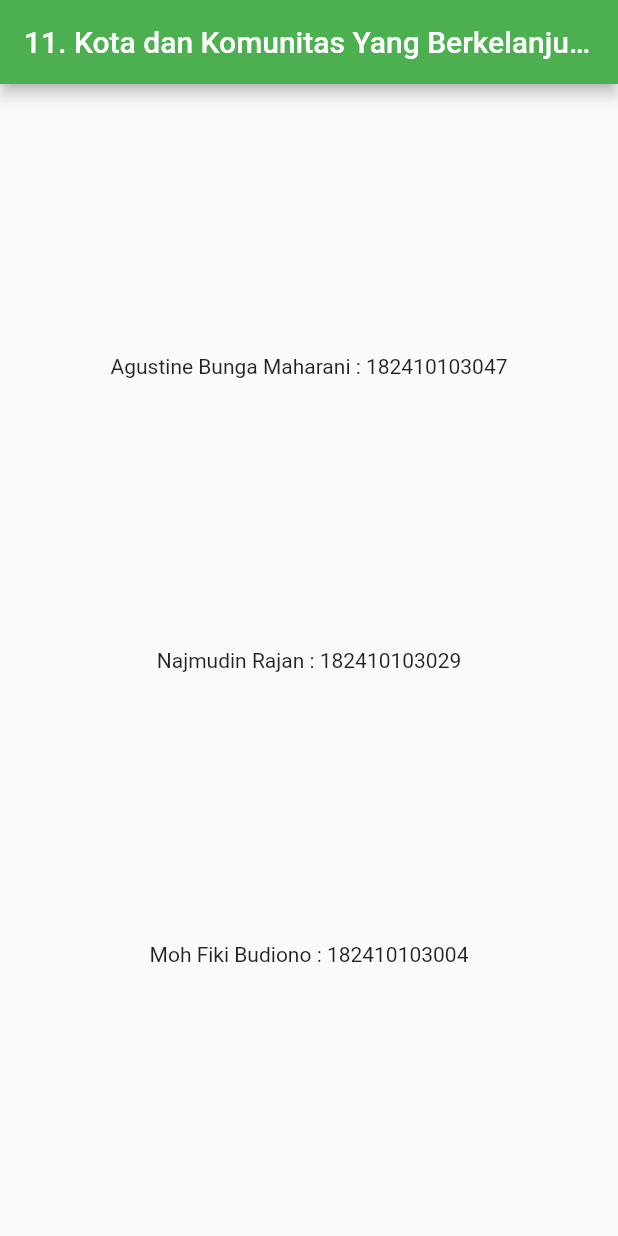
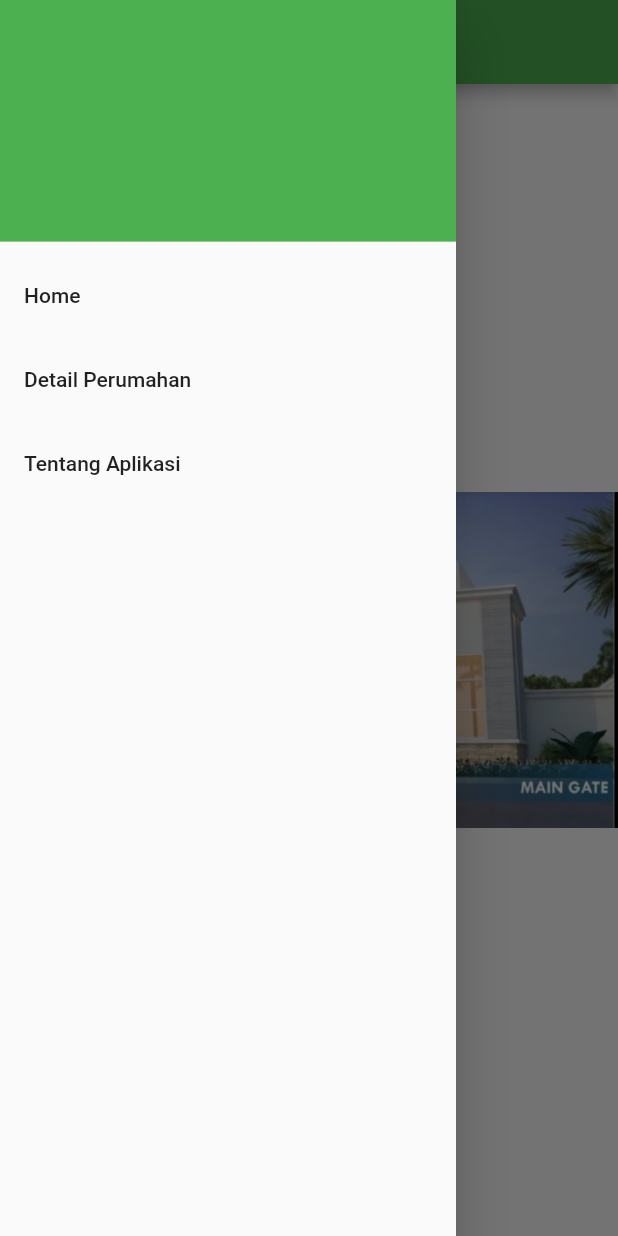
Before and after one commit to fikifx/mobileapp, a Flutter app: the screen it shows after launch, with the side drawer open (before the commit the screen has no drawer), on a phone screen of 412 x 824 dp. Run offline on Flutter 3.47's test engine with Material 2 defaults, Android fonts, the phone set to English and light mode, and no system bars.

Commit message:
Progress Kedua

```diff
--- /dev/null
+++ b/lib/about.dart
@@ -0,0 +1,15 @@
+import 'package:flutter/material.dart';
+
+class tentangAplikasi extends StatelessWidget {
+  @override
+  Widget build(BuildContext context) {
+    return Scaffold(
+      appBar: AppBar(
+        title : Text("Tentang Aplikasi"),
+      ),
+      body: Center(
+        child: Text("Homecraft adalah aplikasi jual beli perumahan terpercaya yang menjual rumah aman, nyaman, dan murah"),
+      ),
+    );
+  }
+}
--- /dev/null
+++ b/lib/home.dart
@@ -0,0 +1,71 @@
+import 'package:flutter/material.dart';
+import 'package:flutter_app/about.dart';
+import 'package:flutter_app/detailrumah.dart';
+import 'route.dart';
+
+class HomePage extends StatefulWidget {
+  @override
+  _HomePageState createState() => _HomePageState();
+}
+
+class _HomePageState extends State<HomePage> {
+
+  void changePages(StatelessWidget pages){
+    Navigator.push(context,
+        MaterialPageRoute(
+          builder : (_){
+            return pages;
+          }
+        )
+    );
+  }
+
+  @override
+  Widget build(BuildContext context) {
+    return Scaffold(
+      appBar: AppBar(
+        title: Text("HOMECRAFT"),
+      ),
+
+      drawer: Drawer(
+        child: ListView(
+          padding : EdgeInsets.zero,
+          children : <Widget>[
+            DrawerHeader(
+              child : Text(''),
+              decoration : BoxDecoration(
+                color : Colors.green,
+              ),
+            ),
+            ListTile(
+              title : Text('Home'),
+              onTap: (){
+                Navigator.pop(context);
+              },
+            ),
+            ListTile(
+              title: Text('Detail Perumahan'),
+              onTap: (){
+                Routing.changePages(context, DetailPerumahan());
+              },
+            ),
+            ListTile(
+              title : Text('Tentang Aplikasi'),
+              onTap: () {
+                Routing.changePages(context, tentangAplikasi());
+              },
+            ),
+          ],
+        ),
+      ),
+
+      body: Container(
+        decoration: BoxDecoration(
+          image: DecorationImage(
+            image : AssetImage('assets/GI1.jpg')
+          )
+        ),
+      ),
+    );
+  }
+}
--- a/lib/main.dart
+++ b/lib/main.dart
@@ -1,4 +1,5 @@
 import 'package:flutter/material.dart';
+import 'package:flutter_app/home.dart';
 
 //Kode ini berfungsi untuk menjalankan aplikasi yang kita buat dan fungsinya bernama MyApp
 void main() {
@@ -9,23 +10,12 @@ class MyApp extends StatelessWidget {
   @override
   Widget build(BuildContext context) {
     return MaterialApp( //sebuah parent yang akan menerapkan style Material Design
-      debugShowCheckedModeBanner: false, //kode ini berfungsi untuk menghilangkan banner "DEBUG" ketika kita menjalankan aplikasi
-        title: 'SDGS 11', // ini untuk memberi nama aplikasi apabila kita menekan tombol recent app
-        home: Scaffold( //untuk  mengatur layout dengan mengimplementasikan material design dan mampu membuat app bars, drawers dan lain sebagainya
-          appBar: AppBar( //satu properti yang dimiliki scaffold widget untuk membuat sebuah bar pada aplikasi
-            backgroundColor: Colors.green, //untuk merubah warna background dari appbar
-            title: Text('11. Kota dan Komunitas Yang Berkelanjutan'), //judul yang akan diberikan di sebuah appbar
-          ),
-          body: Center( //ini adalah isi dari body yang akan diatur posisinya menjadi ke tengah tengah
-            child: Column( //didalam body memiliki widget colum yang digunakan untuk menata widget-widget secara vertikal
-              mainAxisAlignment: MainAxisAlignment.spaceEvenly, //untuk mengatur posisi children pada sumbu y
-              children: <Widget>[ //ini adalah widget widget yang ingin diisikan oleh kita
-                Text('Agustine Bunga Maharani : 182410103047'),
-                Text('Najmudin Rajan : 182410103029'),
-                Text('Moh Fiki Budiono : 182410103004'),
-              ],
-            )
-          ),
-        ));
+      title: 'HOMECRAFT',
+      debugShowCheckedModeBanner: false,
+        theme: ThemeData(
+          primarySwatch: Colors.green,
+        ),
+        home : HomePage()
+    );
   }
 }
--- a/pubspec.yaml
+++ b/pubspec.yaml
@@ -45,9 +45,8 @@ flutter:
   uses-material-design: true
 
   # To add assets to your application, add an assets section, like this:
-  # assets:
-  #   - images/a_dot_burr.jpeg
-  #   - images/a_dot_ham.jpeg
+  assets:
+    - assets/
 
   # An image asset can refer to one or more resolution-specific "variants", see
   # https://flutter.dev/assets-and-images/#resolution-aware.
```
Also changed, not shown: lib/detailrumah.dart (added, +12 -0 lines), lib/route.dart (added, +13 -0 lines), assets/GI1.jpg (added), assets/GI2.jpg (added), assets/MG1.jpg (added), assets/MG2.jpg (added).
